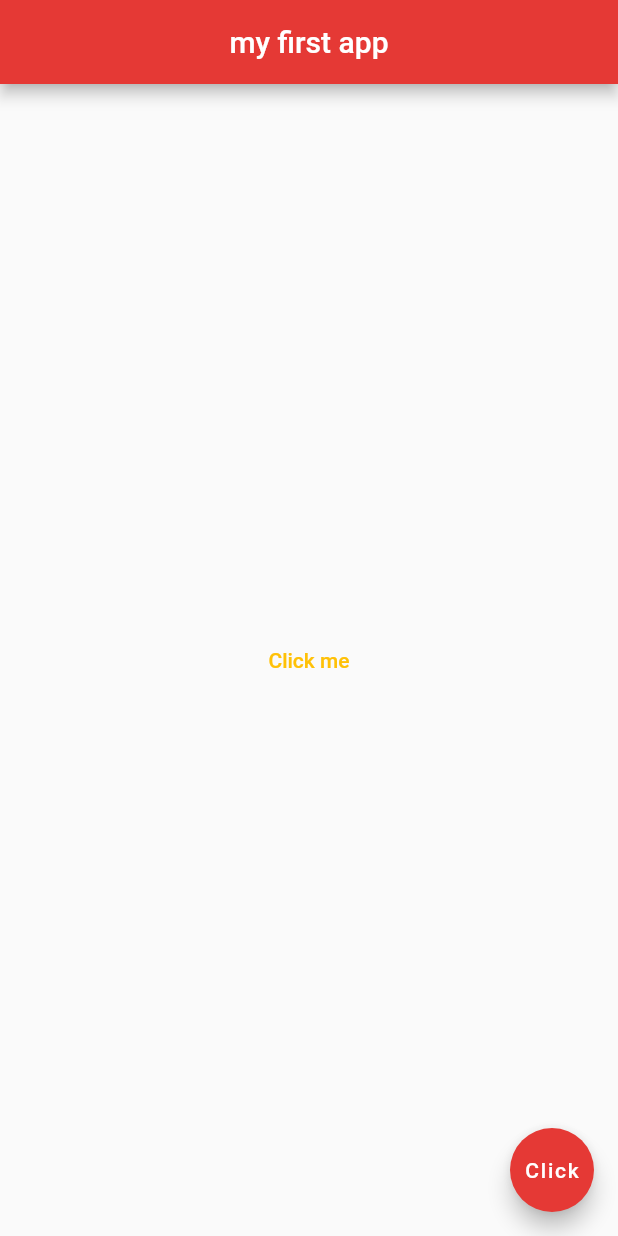
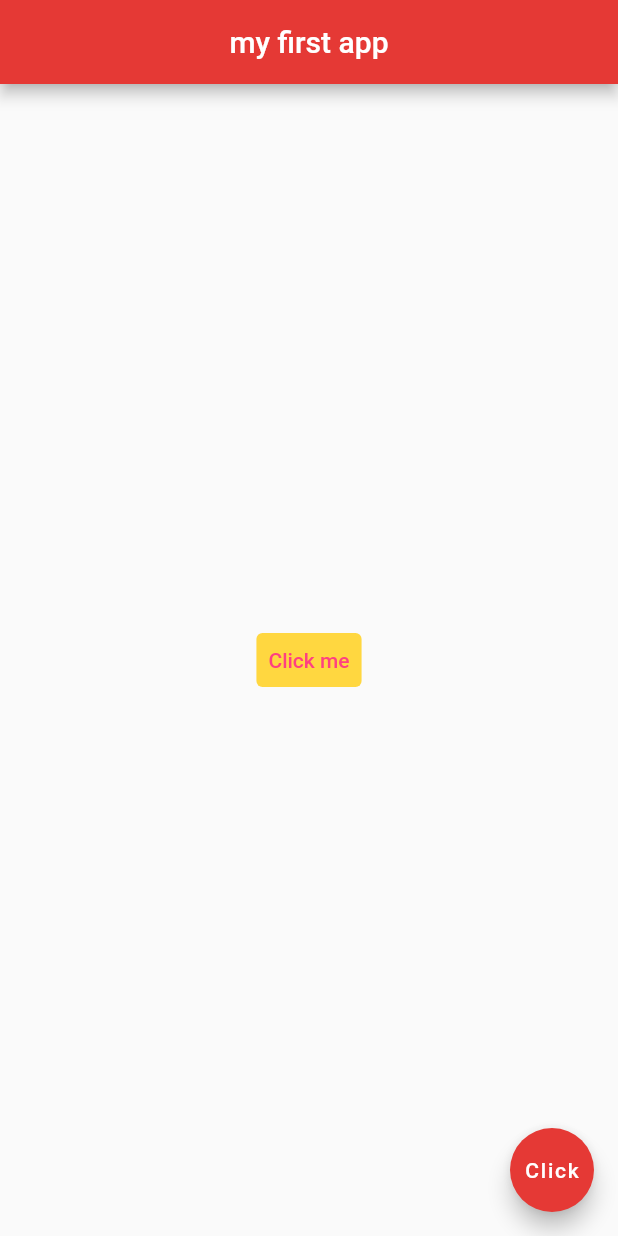
Before and after one commit to nabeelamaham/flutter, a Flutter app: the screen it shows after launch, after a tap on "Click me", on a phone screen of 412 x 824 dp. Run offline on Flutter 3.47's test engine with Material 2 defaults, Android fonts, the light colour scheme and no system bars.

Commit message:
TextButton

```diff
--- a/scoffold_appbar_widgets/lib/main.dart
+++ b/scoffold_appbar_widgets/lib/main.dart
@@ -16,15 +16,17 @@ class Home extends StatelessWidget {
           backgroundColor: Colors.red[600],
         ),
         body: Center(
-          child: TextButton(
-            style: TextButton.styleFrom(
-              primary: Colors.amber,
-              onSurface: Colors.amberAccent,
-            ),
-            onPressed: () {},
-            child: Text('Click me'),
+            child: TextButton(
+          style: TextButton.styleFrom(
+            primary: Colors.pinkAccent,
+            backgroundColor: Colors.amberAccent,
+            onSurface: Colors.amberAccent,
           ),
-        ),
+          onPressed: () {
+            print('you clicked me');
+          },
+          child: Text('Click me'),
+        )),
 
         /*Icon(
         Icons.airport_shuttle,
```
